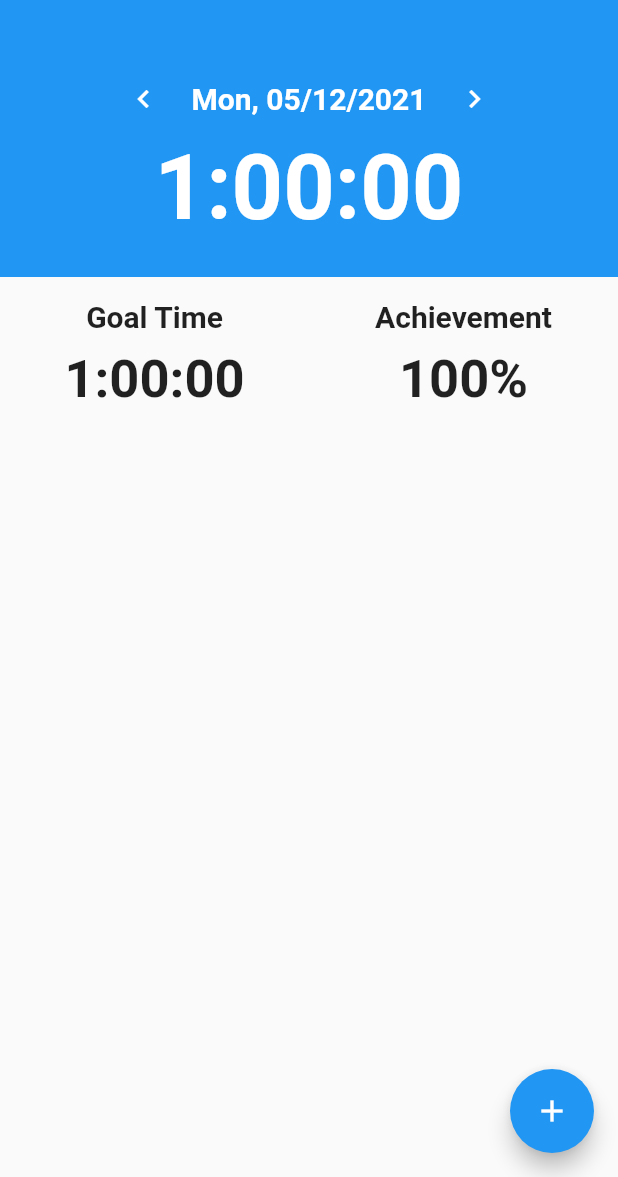
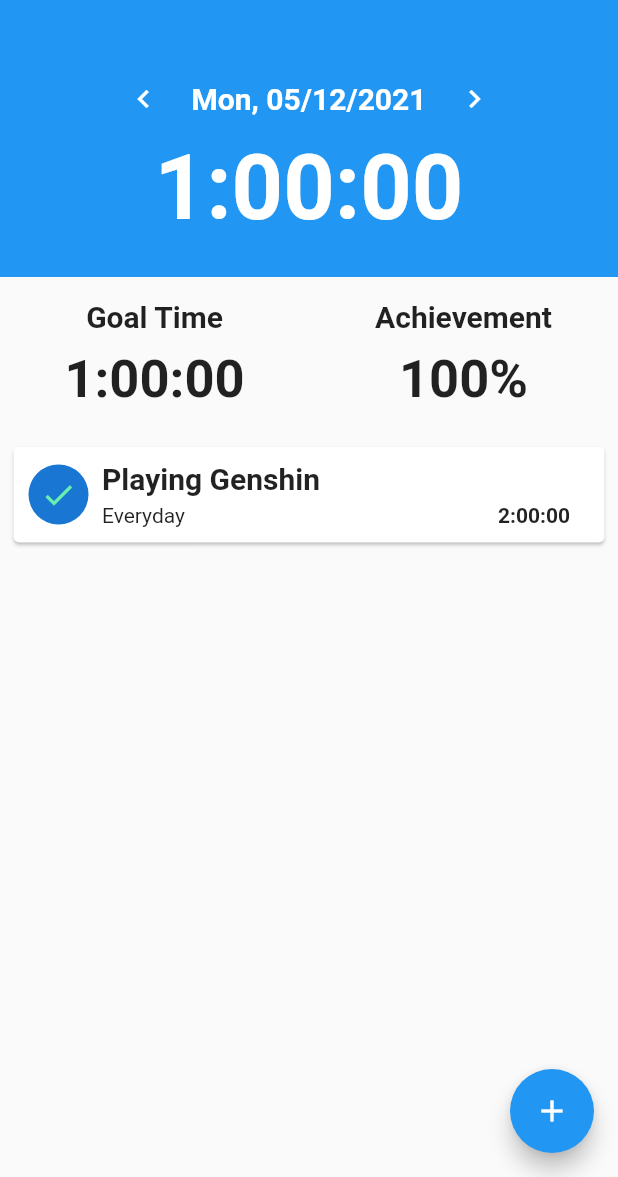
Before and after one commit to AndhikaK/my_routine, a Flutter app: the RoutineScreen screen opened directly, on a phone screen of 412 x 824 dp, the part 59-1236 px from its top. Run offline on Flutter 3.47's test engine with Material 2 defaults, Android fonts, the phone set to English and light mode, and no system bars; missing offline and left inert: bottom_bar_page_transition.

Commit message:
add goal component in routine screen

```diff
--- /dev/null
+++ b/lib/components/goal_component.dart
@@ -0,0 +1,79 @@
+import 'package:flutter/material.dart';
+
+class GoalComponent extends StatelessWidget {
+  int goalStatus;
+  String goalTitle;
+  String goalSchedule;
+  String goalTime;
+
+  GoalComponent({
+    this.goalStatus,
+    this.goalTitle,
+    this.goalSchedule,
+    this.goalTime,
+  });
+
+  Widget _getStatusIcon() {
+    if (goalStatus == 1) {
+      return Icon(
+        Icons.done,
+        color: Colors.greenAccent,
+      );
+    } else if (goalStatus == 0) {
+      return Icon(
+        Icons.clear,
+        color: Colors.red,
+      );
+    } else if (goalStatus == 2) {
+      return Icon(Icons.cached, color: Colors.blue);
+    }
+    return Icon(Icons.pending);
+  }
+
+  @override
+  Widget build(BuildContext context) {
+    return Container(
+      padding: EdgeInsets.all(10),
+      child: Row(
+        children: [
+          CircleAvatar(
+            child: _getStatusIcon(),
+          ),
+          Container(
+            padding: EdgeInsets.only(left: 9),
+            child: Column(
+              mainAxisAlignment: MainAxisAlignment.start,
+              crossAxisAlignment: CrossAxisAlignment.start,
+              children: [
+                Text(
+                  goalTitle,
+                  style: TextStyle(fontSize: 20, fontWeight: FontWeight.bold),
+                ),
+                SizedBox(
+                  height: 5,
+                ),
+                Container(
+                  width: MediaQuery.of(context).size.width - 100,
+                  child: Stack(
+                    children: [
+                      Text(
+                        goalSchedule,
+                      ),
+                      Positioned(
+                        right: 0,
+                        child: Text(
+                          goalTime,
+                          style: TextStyle(fontWeight: FontWeight.bold),
+                        ),
+                      ),
+                    ],
+                  ),
+                ),
+              ],
+            ),
+          )
+        ],
+      ),
+    );
+  }
+}
--- a/lib/screens/routine_screen.dart
+++ b/lib/screens/routine_screen.dart
@@ -1,4 +1,5 @@
 import 'package:flutter/material.dart';
+import 'package:routine/components/goal_component.dart';
 
 class RoutineScreen extends StatefulWidget {
   const RoutineScreen({key}) : super(key: key);
@@ -16,7 +17,10 @@ class _RoutineScreenState extends State<RoutineScreen> {
         elevation: 0,
       ),
       floatingActionButton: FloatingActionButton(
-        onPressed: () {},
+        onPressed: () {
+          print(MediaQuery.of(context).size.width);
+          print(MediaQuery.of(context).size.height);
+        },
         child: Icon(Icons.add),
       ),
       body: SingleChildScrollView(
@@ -100,6 +104,22 @@ class _RoutineScreenState extends State<RoutineScreen> {
                   )
                 ],
               ),
+            ),
+            Container(
+              width: MediaQuery.of(context).size.width,
+              padding: EdgeInsets.all(5),
+              child: Card(
+                child: Column(
+                  children: [
+                    GoalComponent(
+                      goalStatus: 1,
+                      goalTitle: "Playing Genshin",
+                      goalSchedule: "Everyday",
+                      goalTime: "2:00:00",
+                    ),
+                  ],
+                ),
+              ),
             )
           ],
         ),
```
